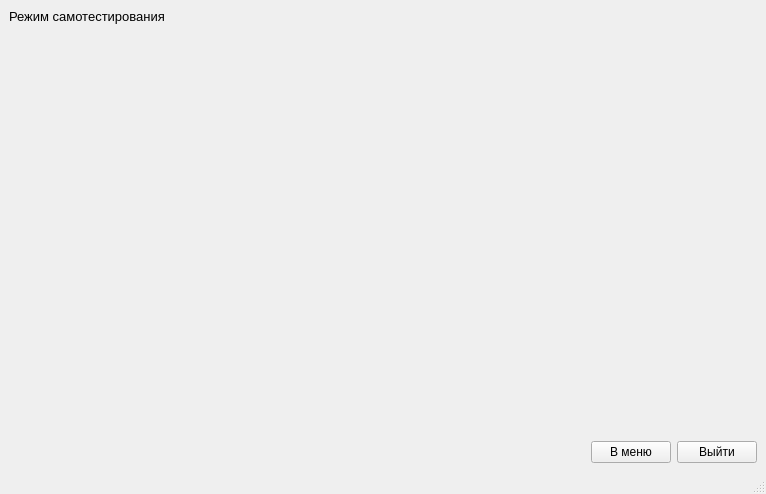
kafka1408me/NumberSystems, file mainwindow.ui: the form before one commit.
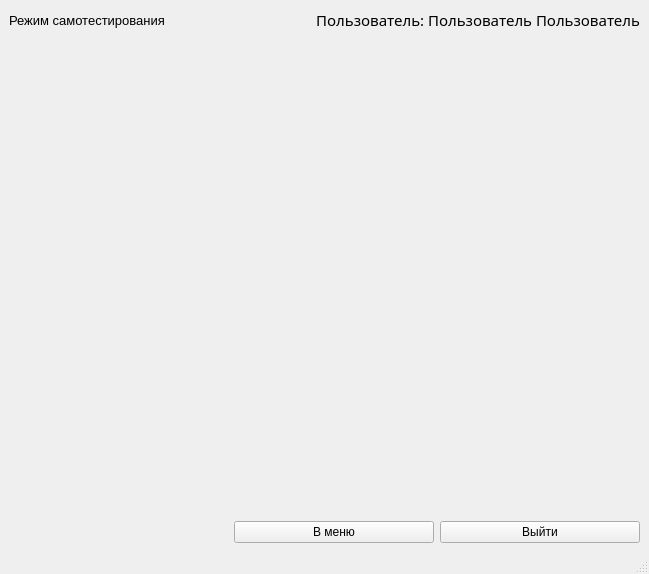
The form after the commit.

```diff
--- a/mainwindow.ui
+++ b/mainwindow.ui
@@ -6,8 +6,8 @@
    <rect>
     <x>0</x>
     <y>0</y>
-    <width>766</width>
-    <height>494</height>
+    <width>649</width>
+    <height>574</height>
    </rect>
   </property>
   <property name="windowTitle">
@@ -15,18 +15,54 @@
   </property>
   <widget class="QWidget" name="centralwidget">
    <layout class="QGridLayout" name="gridLayout">
-    <item row="2" column="1">
-     <widget class="QPushButton" name="menuBtn">
-      <property name="text">
-       <string>В меню</string>
-      </property>
-     </widget>
+    <item row="0" column="0" colspan="3">
+     <layout class="QHBoxLayout" name="horizontalLayout">
+      <item>
+       <widget class="QLabel" name="modeLbl">
+        <property name="maximumSize">
+         <size>
+          <width>300</width>
+          <height>16777215</height>
+         </size>
+        </property>
+        <property name="font">
+         <font>
+          <pointsize>10</pointsize>
+         </font>
+        </property>
+        <property name="text">
+         <string>Режим самотестирования</string>
+        </property>
+       </widget>
+      </item>
+      <item>
+       <widget class="QLabel" name="userNameLbl">
+        <property name="font">
+         <font>
+          <family>Alibi</family>
+          <pointsize>11</pointsize>
+         </font>
+        </property>
+        <property name="styleSheet">
+         <string notr="true"/>
+        </property>
+        <property name="text">
+         <string>Пользователь: Пользователь Пользователь</string>
+        </property>
+        <property name="alignment">
+         <set>Qt::AlignRight|Qt::AlignTrailing|Qt::AlignVCenter</set>
+        </property>
+       </widget>
+      </item>
+     </layout>
     </item>
-    <item row="2" column="2">
-     <widget class="QPushButton" name="exitBtn">
-      <property name="text">
-       <string>Выйти</string>
+    <item row="1" column="0" colspan="3">
+     <widget class="QStackedWidget" name="stackedWidget">
+      <property name="currentIndex">
+       <number>1</number>
       </property>
+      <widget class="QWidget" name="page_3"/>
+      <widget class="QWidget" name="page_4"/>
      </widget>
     </item>
     <item row="2" column="0">
@@ -42,25 +78,36 @@
       </property>
      </spacer>
     </item>
-    <item row="0" column="0" colspan="3">
-     <widget class="QLabel" name="modeLbl">
-      <property name="font">
-       <font>
-        <pointsize>10</pointsize>
-       </font>
+    <item row="2" column="1">
+     <widget class="QPushButton" name="menuBtn">
+      <property name="minimumSize">
+       <size>
+        <width>200</width>
+        <height>0</height>
+       </size>
       </property>
       <property name="text">
-       <string>Режим самотестирования</string>
+       <string>В меню</string>
       </property>
      </widget>
     </item>
-    <item row="1" column="0" colspan="3">
-     <widget class="QStackedWidget" name="stackedWidget">
-      <property name="currentIndex">
-       <number>1</number>
+    <item row="2" column="2">
+     <widget class="QPushButton" name="exitBtn">
+      <property name="sizePolicy">
+       <sizepolicy hsizetype="Fixed" vsizetype="Fixed">
+        <horstretch>0</horstretch>
+        <verstretch>0</verstretch>
+       </sizepolicy>
       </property>
-      <widget class="QWidget" name="page_3"/>
-      <widget class="QWidget" name="page_4"/>
+      <property name="minimumSize">
+       <size>
+        <width>200</width>
+        <height>0</height>
+       </size>
+      </property>
+      <property name="text">
+       <string>Выйти</string>
+      </property>
      </widget>
     </item>
    </layout>
@@ -70,7 +117,7 @@
     <rect>
      <x>0</x>
      <y>0</y>
-     <width>766</width>
+     <width>649</width>
      <height>21</height>
     </rect>
    </property>
```
